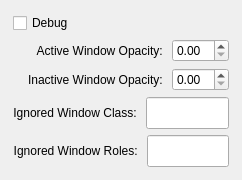
Old version of the form contents/ui/config.ui in the repository yatshiu/opacify-kwin.
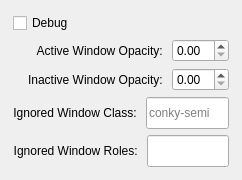
New version of the form.

Commit message: handle desktop switch event; bump version; add kde bug # for stack order

```diff
--- a/contents/ui/config.ui
+++ b/contents/ui/config.ui
@@ -144,6 +144,9 @@
          <property name="toolTip">
           <string>List of Window Classes to ignore, spearated by comma</string>
          </property>
+         <property name="placeholderText">
+          <string>conky-semi</string>
+         </property>
         </widget>
        </item>
       </layout>
```
The commit also changes 2 other files.
